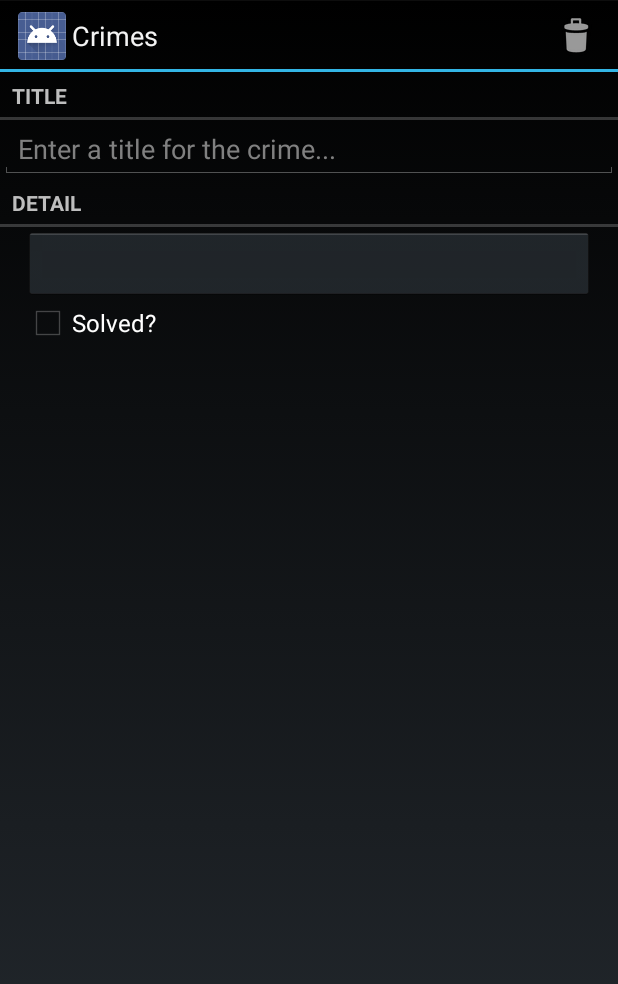
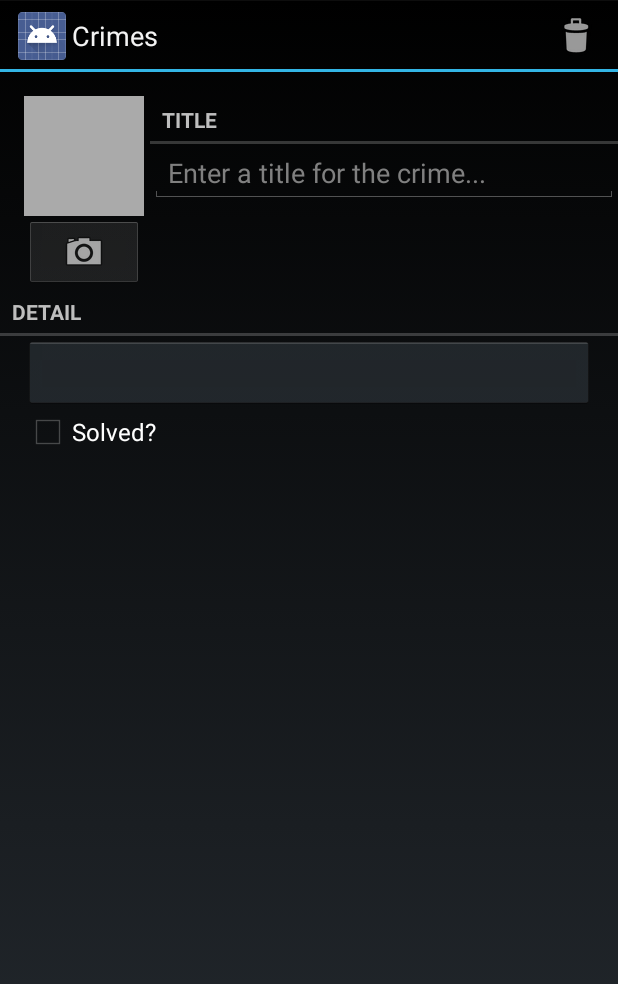
Before and after one commit to Erfi/Android, an Android app: the fragment CrimeFragment placed in its activity, on a phone screen of 412 x 824 dp. Shown: the top 984 px of the screen. Run offline under Robolectric (Android 15) with nearby library versions, the phone set to English and light mode, and no system bars; 6 statements that could not run were skipped.

Commit message:
end of 20

```diff
--- a/AndroidStudioProjects/CriminalIntent/app/src/main/java/com/example/erfanazad/criminalintent/CrimeFragment.java
+++ b/AndroidStudioProjects/CriminalIntent/app/src/main/java/com/example/erfanazad/criminalintent/CrimeFragment.java
@@ -3,6 +3,9 @@ package com.example.erfanazad.criminalintent;
 import android.annotation.TargetApi;
 import android.app.Activity;
 import android.content.Intent;
+import android.content.pm.PackageManager;
+import android.graphics.drawable.BitmapDrawable;
+import android.hardware.Camera;
 import android.os.Build;
 import android.support.v4.app.Fragment;
 import android.os.Bundle;
@@ -10,6 +13,7 @@ import android.support.v4.app.FragmentManager;
 import android.support.v4.app.NavUtils;
 import android.text.Editable;
 import android.text.TextWatcher;
+import android.util.Log;
 import android.view.LayoutInflater;
 import android.view.Menu;
 import android.view.MenuInflater;
@@ -20,6 +24,8 @@ import android.widget.Button;
 import android.widget.CheckBox;
 import android.widget.CompoundButton;
 import android.widget.EditText;
+import android.widget.ImageButton;
+import android.widget.ImageView;
 
 import java.text.SimpleDateFormat;
 import java.util.Date;
@@ -30,12 +36,16 @@ import java.util.UUID;
  */
 public class CrimeFragment extends Fragment {
     private Crime mCrime;
+    private ImageButton mPhotoButton;
+    private ImageView mPhotoView;
     private EditText mTitleField;
     private Button mDateButton;
     private CheckBox mSolvedCheckBox;
     public static final String EXTRA_CRIME_ID = "com.example.erfanazad.criminalintent.crime_id";
     private static final String DIALOG_DATE = "date";
+    private static final String TAG = "CrimeFragment";
     private static final int REQUEST_DATE = 0;
+    private static final int REQUEST_PHOTO = 1;
 
     @Override
     public void onCreate(Bundle savedInstanceState){
@@ -54,6 +64,41 @@ public class CrimeFragment extends Fragment {
             if(NavUtils.getParentActivityName(getActivity()) != null) {
                 getActivity().getActionBar().setDisplayHomeAsUpEnabled(true);
             }
+        }
+
+        //===================PhotoView (ImageView)=============
+        mPhotoView = (ImageView)v.findViewById(R.id.crime_imageView);
+        mPhotoView.setOnClickListener(new View.OnClickListener() {
+            @Override
+            public void onClick(View v) {
+                Photo p = mCrime.getPhoto();
+                if(p == null){
+                    return;
+                }
+
+                FragmentManager fm = getActivity().getSupportFragmentManager();
+                String path = getActivity().getFileStreamPath(p.getFilename()).getAbsolutePath();
+                ImageFragment.newInstance(path).show(fm, DIALOG_DATE);
+
+            }
+        });
+        //===================Camera_ImageButton================
+        mPhotoButton = (ImageButton)v.findViewById(R.id.crime_imageButton);
+        mPhotoButton.setOnClickListener(new View.OnClickListener() {
+            @Override
+            public void onClick(View v) {
+                Intent i = new Intent(getActivity(), CrimeCameraActivity.class);
+                startActivityForResult(i, REQUEST_PHOTO);
+            }
+        });
+
+        //if camera is not availible, disable camera functionality
+        PackageManager pm = getActivity().getPackageManager();
+        boolean hasCamera = pm.hasSystemFeature(PackageManager.FEATURE_CAMERA) ||
+                pm.hasSystemFeature(PackageManager.FEATURE_CAMERA_FRONT) ||
+                (Build.VERSION.SDK_INT >= Build.VERSION_CODES.GINGERBREAD && Camera.getNumberOfCameras() > 0);
+        if(!hasCamera){
+            mPhotoButton.setEnabled(false);
         }
 
         //=====================EDITTEXT==========================
@@ -106,6 +151,17 @@ public class CrimeFragment extends Fragment {
         return v;
     }
 
+    public void showPhoto(){
+        //(re)set the image button\s, image based on your photo
+        Photo p = mCrime.getPhoto();
+        BitmapDrawable b = null;
+        if(p != null){
+            String path = getActivity().getFileStreamPath(p.getFilename()).getAbsolutePath();
+            b = PictureUtils.getScaledDrawable(getActivity(), path);
+        }
+        mPhotoView.setImageDrawable(b);
+    }
+
     //========================Action bar menu===========================
     @Override
     public void onCreateOptionsMenu(Menu menu, MenuInflater inflater){
@@ -145,6 +201,16 @@ public class CrimeFragment extends Fragment {
             Date date = (Date)data.getSerializableExtra(DatePickerFragment.EXTRA_DATE);
             mCrime.setDate(date);
             updateDate();
+        }else if(requestCode == REQUEST_PHOTO){
+            //create a new photo object and attach it to the crime
+            String filename = data.getStringExtra(CrimeCameraFragment.EXTRA_PHOTO_FILENAME);
+            if(filename != null){
+                Photo p = new Photo(filename);
+                mCrime.setPhoto(p);
+                showPhoto();
+                Log.i(TAG, "Crime:  " + mCrime.getTitle() + "has a photo");
+
+            }
         }
     }
 
@@ -165,11 +231,21 @@ public class CrimeFragment extends Fragment {
         return fragment;
     }
 
-
-
     @Override
     public void onPause(){
         super.onPause();
         CrimeLab.get(getActivity()).saveCrimes();
     }
+
+    @Override
+    public void onStart(){
+        super.onStart();
+        showPhoto();
+    }
+
+    @Override
+    public void onStop(){
+        super.onStop();
+        PictureUtils.cleanImageView(mPhotoView);
+    }
 }
--- a/AndroidStudioProjects/CriminalIntent/app/src/main/res/layout-land/fragment_crime.xml
+++ b/AndroidStudioProjects/CriminalIntent/app/src/main/res/layout-land/fragment_crime.xml
@@ -4,6 +4,39 @@
     android:layout_height="match_parent"
     android:orientation="vertical">
 
+    <LinearLayout
+        android:layout_width="fill_parent"
+        android:layout_height="wrap_content"
+        android:orientation="horizontal"
+        android:layout_marginLeft="16dp"
+        android:layout_marginTop="16dp">
+
+        <LinearLayout
+            android:layout_width="wrap_content"
+            android:layout_height="wrap_content"
+            android:orientation="vertical"
+            android:layout_marginRight="4dp">
+
+            <ImageView
+                android:id="@+id/crime_imageView"
+                android:layout_width="80dp"
+                android:layout_height="80dp"
+                android:scaleType="centerInside"
+                android:background="@android:color/darker_gray"
+                android:cropToPadding="true"/>
+
+            <ImageButton
+                android:id="@+id/crime_imageButton"
+                android:layout_width="match_parent"
+                android:layout_height="wrap_content"
+                android:src="@android:drawable/ic_menu_camera"/>
+         </LinearLayout>
+
+        <LinearLayout
+            android:layout_width="wrap_content"
+            android:layout_height="wrap_content"
+            android:orientation="vertical"
+            android:layout_weight="1">
             <TextView
                 android:layout_width="match_parent"
                 android:layout_height="wrap_content"
@@ -14,6 +47,11 @@
                 android:layout_width="match_parent"
                 android:layout_height="wrap_content"
                 android:hint="@string/crime_title_hint"/>
+         </LinearLayout>
+
+    </LinearLayout>
+
+
     <TextView
         android:layout_width="match_parent"
         android:layout_height="wrap_content"
--- a/AndroidStudioProjects/CriminalIntent/app/src/main/res/layout/fragment_crime.xml
+++ b/AndroidStudioProjects/CriminalIntent/app/src/main/res/layout/fragment_crime.xml
@@ -5,6 +5,38 @@
     android:orientation="vertical"
     android:weightSum="1">
 
+    <LinearLayout
+        android:layout_width="fill_parent"
+        android:layout_height="wrap_content"
+        android:orientation="horizontal"
+        android:layout_marginLeft="16dp"
+        android:layout_marginTop="16dp">
+
+        <LinearLayout
+            android:layout_width="wrap_content"
+            android:layout_height="wrap_content"
+            android:orientation="vertical"
+            android:layout_marginRight="4dp">
+            <ImageView
+                android:id="@+id/crime_imageView"
+                android:layout_width="80dp"
+                android:layout_height="80dp"
+                android:scaleType="centerInside"
+                android:background="@android:color/darker_gray"
+                android:cropToPadding="true"/>
+            <ImageButton
+                android:id="@+id/crime_imageButton"
+                android:layout_width="match_parent"
+                android:layout_height="wrap_content"
+                android:src="@android:drawable/ic_menu_camera"/>
+
+        </LinearLayout>
+
+        <LinearLayout
+            android:layout_width="wrap_content"
+            android:layout_height="wrap_content"
+            android:orientation="vertical"
+            android:layout_weight="1">
             <TextView
                 android:layout_width="match_parent"
                 android:layout_height="wrap_content"
@@ -15,6 +47,11 @@
                 android:layout_width="match_parent"
                 android:layout_height="wrap_content"
                 android:hint="@string/crime_title_hint"/>
+        </LinearLayout>
+
+    </LinearLayout>
+
+
     <TextView
         android:layout_width="match_parent"
         android:layout_height="wrap_content"
--- a/AndroidStudioProjects/CriminalIntent/app/src/main/res/values/strings.xml
+++ b/AndroidStudioProjects/CriminalIntent/app/src/main/res/values/strings.xml
@@ -13,5 +13,6 @@
     <string name="hide_subtitle">Hide Subtitle</string>
     <string name="subtitle">If you see something, say something.</string>
     <string name="delete_crime">Delete</string>
+    <string name="take">Take!</string>
 
 </resources>
```
Also changed, not shown: AndroidStudioProjects/CriminalIntent/app/src/main/AndroidManifest.xml (+9 -0 lines), AndroidStudioProjects/CriminalIntent/app/src/main/java/com/example/erfanazad/criminalintent/Crime.java (+16 -0 lines), AndroidStudioProjects/CriminalIntent/app/src/main/java/com/example/erfanazad/criminalintent/CrimeCameraActivity.java (added, +27 -0 lines), AndroidStudioProjects/CriminalIntent/app/src/main/java/com/example/erfanazad/criminalintent/CrimeCameraFragment.java (added, +186 -0 lines), AndroidStudioProjects/CriminalIntent/app/src/main/java/com/example/erfanazad/criminalintent/ImageFragment.java (added, +46 -0 lines), AndroidStudioProjects/CriminalIntent/app/src/main/java/com/example/erfanazad/criminalintent/Photo.java (added, +31 -0 lines), AndroidStudioProjects/CriminalIntent/app/src/main/java/com/example/erfanazad/criminalintent/PictureUtils.java (added, +57 -0 lines), AndroidStudioProjects/CriminalIntent/app/src/main/res/layout/fragment_crime_camera.xml (added, +35 -0 lines). Lines whose indentation alone changed are shown as unchanged.
